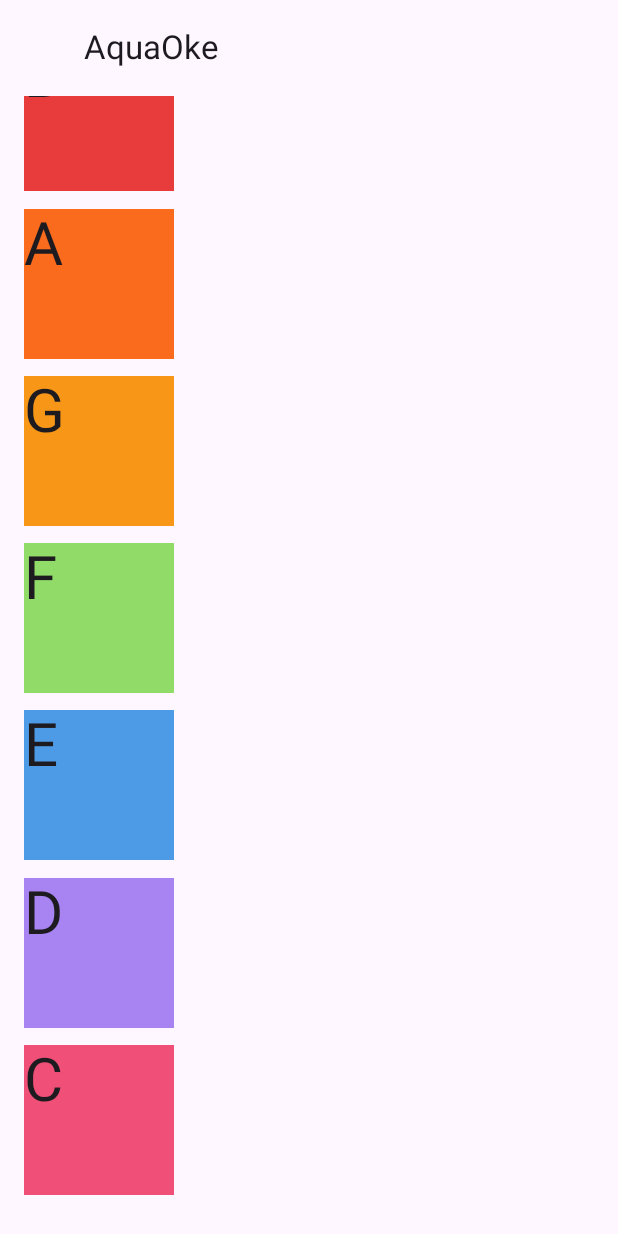
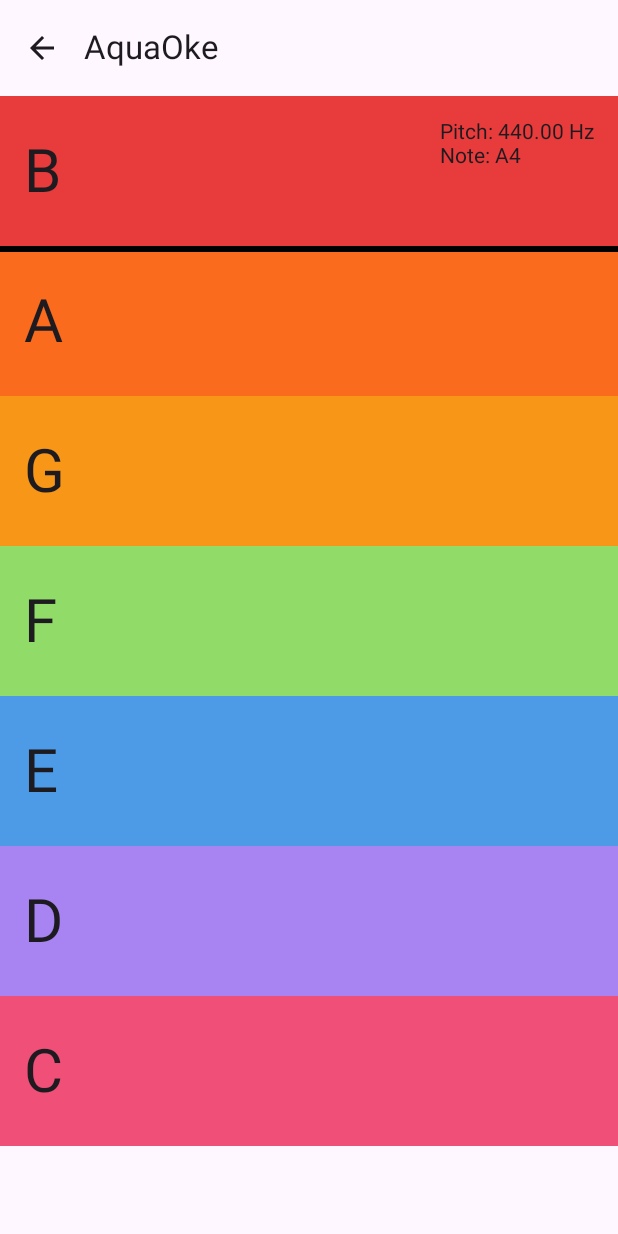
Before and after one commit to as6500/TidesOfCleania, an Android app built with Jetpack Compose: the @Preview function AquaOkeScreenPreview, on a phone screen of 412 x 824 dp. Run offline under Robolectric (Android 15) with nearby library versions, the phone set to English and light mode, and no system bars.

Commit message:
New layout with line to move toward each of the note boxes.

```diff
--- a/app/src/main/java/pt/iade/games/TidesOfCleania/AquaOke.kt
+++ b/app/src/main/java/pt/iade/games/TidesOfCleania/AquaOke.kt
@@ -9,6 +9,7 @@ import androidx.activity.ComponentActivity
 import androidx.activity.compose.rememberLauncherForActivityResult
 import androidx.activity.compose.setContent
 import androidx.activity.result.contract.ActivityResultContracts
+import androidx.compose.animation.core.animateDpAsState
 import androidx.compose.foundation.background
 import androidx.compose.foundation.layout.*
 import androidx.compose.foundation.layout.Arrangement
@@ -63,7 +64,7 @@ class AquaOke : ComponentActivity() {
 
 
             MaterialTheme {
-                AquaOkeScreen(440f, onBack = { finish() })
+                AquaOkeScreen(pitch, onBack = { finish() })
             }
         }
     }
@@ -117,123 +118,103 @@ fun AquaOkeScreen(
 //        rawIds.forEach { soundPool.load(context, it, 1) }
 //    }
 
+    // Notes displayed on screen; ignore the octave
+    val noteBoxes = listOf("B", "A", "G", "F", "E", "D", "C")
+    val boxHeight = 100.dp
+
+    // Detect if we have a valid pitch
+    val hasPitch = pitch > 0f
+
+    // Get note name from detected pitch
+    val noteName = remember(pitch) {
+        if (hasPitch) frequencyToNoteAllOctaves(pitch)
+        else "Invalid"
+    }
+    // Extract just the letter (ignore octave and sharps)
+    val baseNote = noteName.takeWhile { it.isLetter() }
+
+    // Find matching box index
+    val noteIndex = if (hasPitch)
+        noteBoxes.indexOfFirst { it == baseNote }.takeIf { it >= 0 } ?: 0
+    else
+        -1 // a special flag to hide the line
+
+    // Animate vertical position of the line
+    val animatedOffset by animateDpAsState(
+        targetValue = (noteIndex * boxHeight.value).dp,
+        label = "pitchLineOffset"
+    )
+
     Scaffold(
         topBar = {
             TopAppBar(
                 title = { Text("AquaOke") },
                 navigationIcon = {
                     IconButton(onClick = onBack) {
-//                        Icon(Icons.Filled.ArrowBack, contentDescription = "Back")
+                        Icon(Icons.Filled.ArrowBack, contentDescription = "Back")
                     }
                 }
             )
         }
     ) { padding ->
 
-//        Column {
-//            Text(
-//                text = "${frequencyToNoteAllOctaves(pitch)} ($pitch Hz)",
-//                fontSize = 40.sp,
-//                textAlign = TextAlign.Center,
-//                modifier = Modifier.fillMaxWidth()
-//            )
-//        }
         Box(
             modifier = Modifier
                 .fillMaxSize()
-                .padding(16.dp)
+                .padding(padding)
         ) {
-            Column (
-                verticalArrangement = Arrangement.SpaceEvenly,
-                modifier = Modifier.fillMaxHeight()
+            // Make the note boxes in different colors
+            Column(
+                verticalArrangement = Arrangement.Top,
+                modifier = Modifier.align(Alignment.TopStart)
             ) {
+                val colors = listOf(
+                    Color(0xffe83b3b),
+                    Color(0xfffb6b1d),
+                    Color(0xfff79617),
+                    Color(0xff91db69),
+                    Color(0xff4d9be6),
+                    Color(0xffa884f3),
+                    Color(0xfff04f78)
+                )
+
+                noteBoxes.forEachIndexed { index, note ->
                     Box(
                         modifier = Modifier
-                        .size(100.dp)
-                        .background(Color(0xffe83b3b))
-                ) {
-
-                    Text(
-                        text = "B",
-                        fontSize = 40.sp,
-                        textAlign = TextAlign.Left,
-                        modifier = Modifier.fillMaxWidth()
-                    )
-                }
-                Box(
-                    modifier = Modifier
-                        .size(100.dp)
-                        .background(Color(0xfffb6b1d))
+                            .fillMaxWidth()
+                            .height(boxHeight)
+                            .background(colors[index])
                     ) {
                         Text(
-                        text = "A",
+                            text = note,
                             fontSize = 40.sp,
-                        textAlign = TextAlign.Left,
-                        modifier = Modifier.fillMaxWidth()
-                    )
-                }
-                Box(
                             modifier = Modifier
-                        .size(100.dp)
-                        .background(Color(0xfff79617) )
-                ) {
-                    Text(
-                        text = "G",
-                        fontSize = 40.sp,
-                        textAlign = TextAlign.Left,
-                        modifier = Modifier.fillMaxWidth()
-                    )
-                }
-                Box(
-                    modifier = Modifier
-                        .size(100.dp)
-                        .background(Color(0xff91db69) )
-                ) {
-                    Text(
-                        text = "F",
-                        fontSize = 40.sp,
-                        textAlign = TextAlign.Left,
-                        modifier = Modifier.fillMaxWidth()
-                    )
-                }
-                Box(
-                    modifier = Modifier
-                        .size(100.dp)
-                        .background(Color(0xff4d9be6))
-                ) {
-                    Text(
-                        text = "E",
-                        fontSize = 40.sp,
-                        textAlign = TextAlign.Left,
-                        modifier = Modifier.fillMaxWidth()
-                    )
-                }
-                Box(
-                    modifier = Modifier
-                        .size(100.dp)
-                        .background(Color(0xffa884f3))
-                ) {
-                    Text(
-                        text = "D",
-                        fontSize = 40.sp,
-                        textAlign = TextAlign.Left,
-                        modifier = Modifier.fillMaxWidth()
-                    )
-                }
-                Box(
-                    modifier = Modifier
-                        .size(100.dp)
-                        .background(Color(0xfff04f78))
-                ) {
-                    Text(
-                        text = "C",
-                        fontSize = 40.sp,
-                        textAlign = TextAlign.Left,
-                        modifier = Modifier.fillMaxWidth()
+                                .align(Alignment.CenterStart)
+                                .padding(start = 16.dp)
                         )
                     }
                 }
+            }
 
+            // Line of current pitch of player
+            if (hasPitch) {
+                Box(
+                    modifier = Modifier
+                        .offset(y = animatedOffset)
+                        .fillMaxWidth()
+                        .height(4.dp)
+                        .background(Color.Black)
+                )
+            }
+
+            // Debug values to display
+            Column(
+                modifier = Modifier
+                    .align(Alignment.TopEnd)
+                    .padding(16.dp)
+            ) {
+                Text("Pitch: %.2f Hz".format(pitch))
+                Text("Note: $noteName")
             }
 
             // Commenting this out to start making the actual layout
@@ -275,6 +256,7 @@ fun AquaOkeScreen(
 //        }
         }
     }
+}
 
 //fun playNote(
 //    index: Int,
@@ -301,3 +283,19 @@ fun AquaOkeScreen(
 fun AquaOkeScreenPreview() {
     AquaOkeScreen(440f, {})
 }
+
+fun frequencyToNoteAllOctaves(freq: Float): String {
+    // Create an array of the 12 note names in one octave
+    val notes = arrayOf("C", "C#", "D", "D#", "E", "F", "F#", "G", "G#", "A", "A#", "B")
+    // Check if there is no sound to evaluate
+    if (freq <= 0) return "Invalid frequency"
+    // Get the number of semitones difference from A4(440 Hz)
+    val numberOfSemitones = 12 * log2(freq / 440.0)
+    // Rounding to get to the nearest semitone
+    val semitone = numberOfSemitones.roundToInt()
+    // Get the note from the semitone
+    val noteIndex = (semitone + 9).mod(12)
+    // Get the octave from the semitone
+    val octave = 4 + ((semitone + 9) / 12)
+    return "${notes[noteIndex]}$octave"
+}
--- a/app/src/main/java/pt/iade/games/TidesOfCleania/MainActivity.kt
+++ b/app/src/main/java/pt/iade/games/TidesOfCleania/MainActivity.kt
@@ -120,19 +120,3 @@ fun HomeScreen(
 fun HomeScreenPreview() {
     HomeScreen(440f, {})
 }
-
-fun frequencyToNoteAllOctaves(freq: Float): String {
-    // Create an array of the 12 note names in one octave
-    val notes = arrayOf("C", "C#", "D", "D#", "E", "F", "F#", "G", "G#", "A", "A#", "B")
-    // Check if there is no sound to evaluate
-    if (freq <= 0) return "Invalid frequency"
-    // Get the number of semitones difference from A4(440 Hz)
-    val numberOfSemitones = 12 * log2(freq / 440.0)
-    // Rounding to get to the nearest semitone
-    val semitone = numberOfSemitones.roundToInt()
-    // Get the note from the semitone
-    val noteIndex = (semitone + 9).mod(12)
-    // Get the octave from the semitone
-    val octave = 4 + ((semitone + 9) / 12)
-    return "${notes[noteIndex]}$octave"
-}
```
Lines whose indentation alone changed are shown as unchanged.
